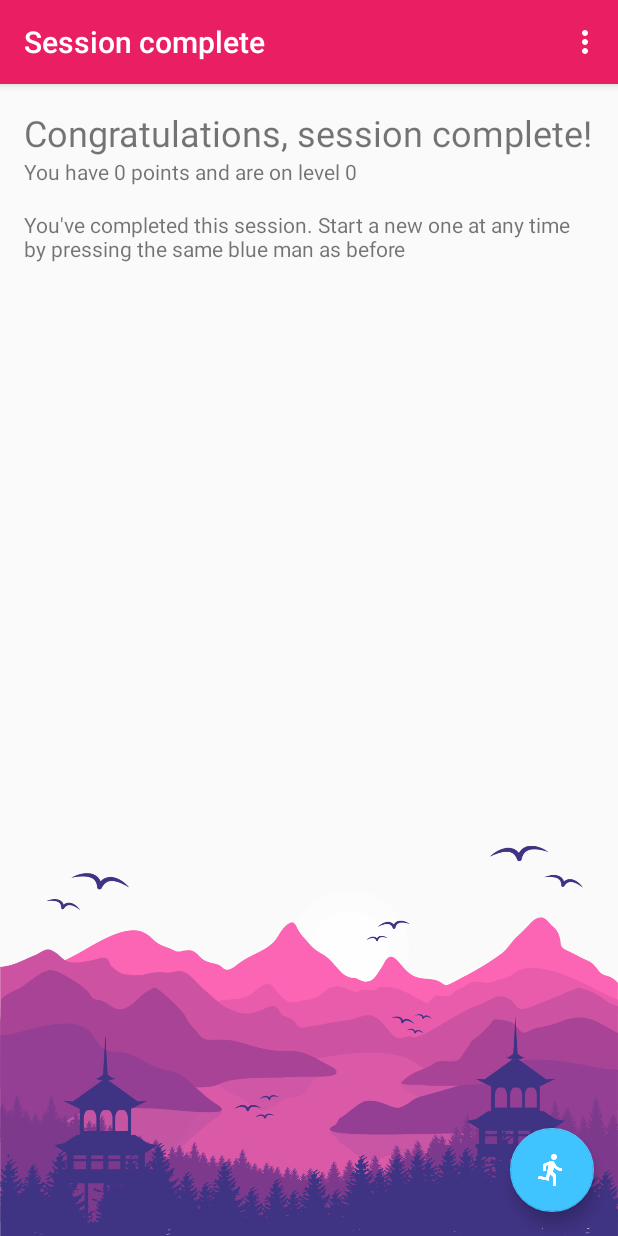
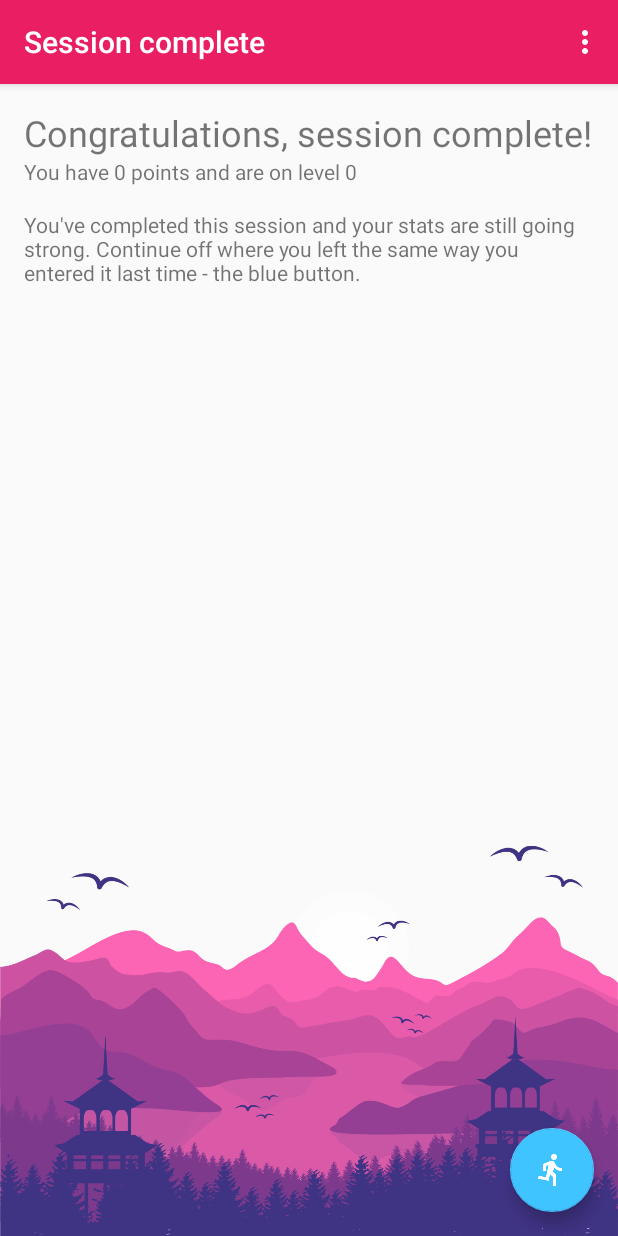
Before and after one commit to eilifjohansen/new-route, an Android app: the FinishedActivity screen opened directly, with no data from a screen before it, on a phone screen of 412 x 824 dp. Run offline under Robolectric (Android 15) with nearby library versions, the phone set to English and light mode, and no system bars.

Commit message:
fix up some strings; add signed APK

```diff
--- a/app/src/main/res/values/strings.xml
+++ b/app/src/main/res/values/strings.xml
@@ -91,5 +91,5 @@
     <string name="settings_title">Settings</string>
     <string name="session_complete">Congratulations, session complete!</string>
     <string name="stats">stats</string>
-    <string name="you_ve_completed_this_session_start_a_new_one_at_any_time_by_pressing_the_same_blue_man_as_before">You\'ve completed this session. Start a new one at any time by pressing the same blue man as before</string>
+    <string name="you_ve_completed_this_session_start_a_new_one_at_any_time_by_pressing_the_same_blue_man_as_before">You\'ve completed this session and your stats are still going strong. Continue off where you left the same way you entered it last time - the blue button.</string>
 </resources>
```
Also changed, not shown: 1 other file.
